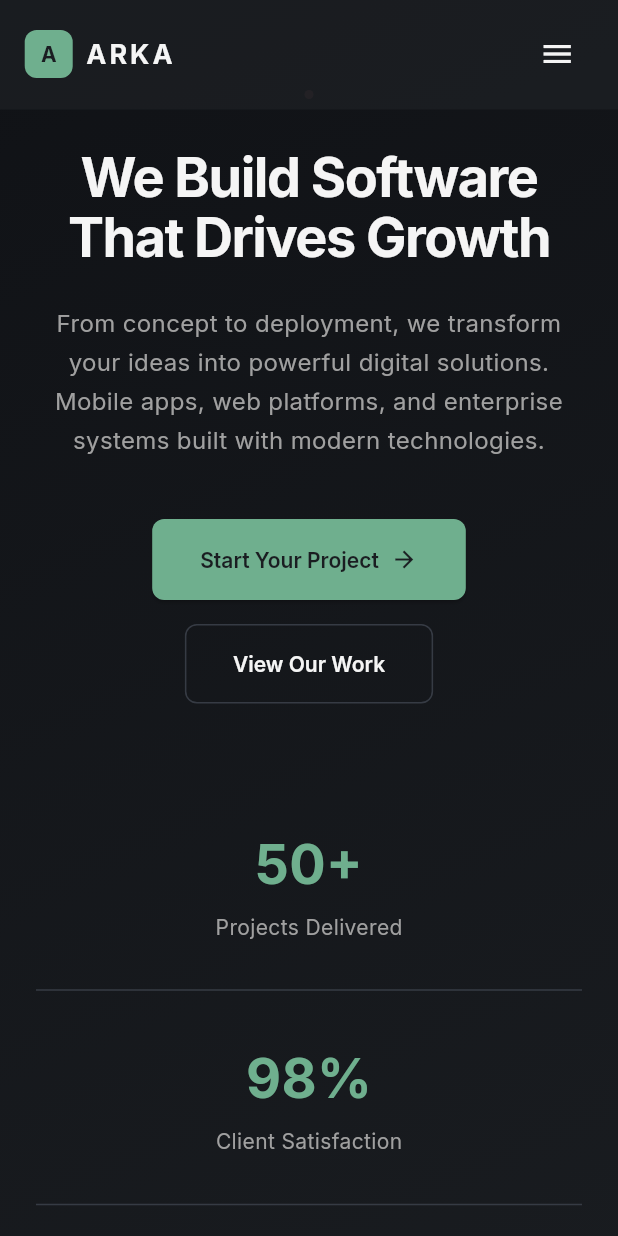
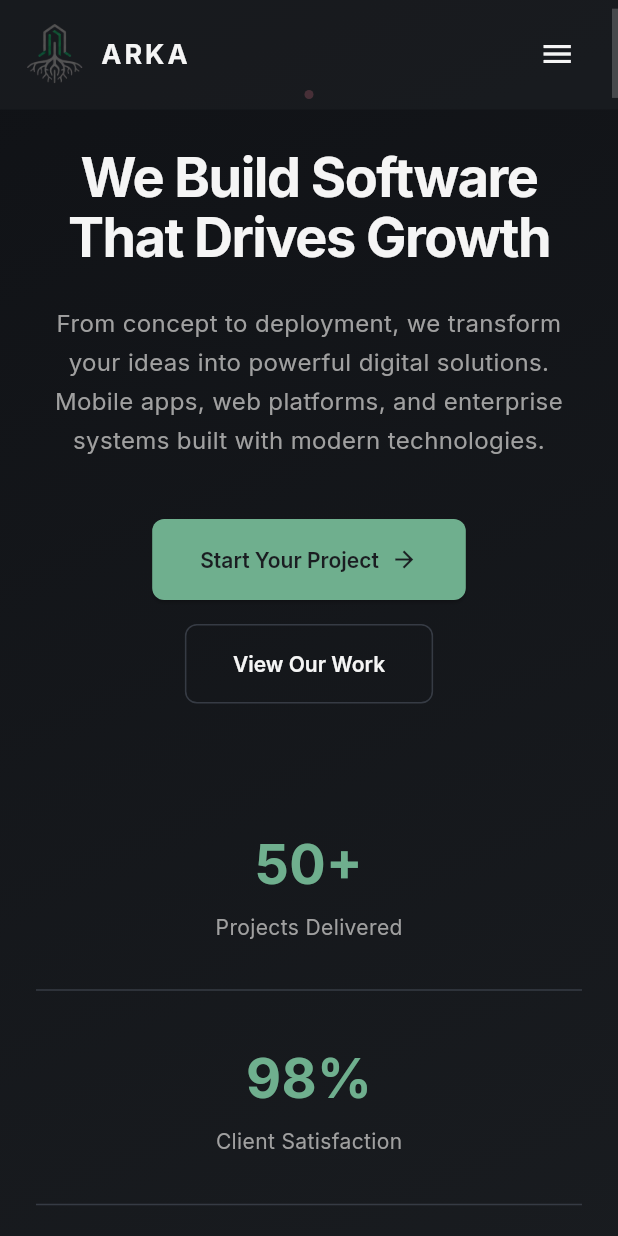
Before and after one commit to ggmf654/Arka_Website_v1.2, a Flutter app: the screen it shows after launch, after a tap on the "menu" icon, after a tap on "Home", on a phone screen of 412 x 824 dp. Run offline on Flutter 3.47's test engine with Material 3 defaults, Android fonts, the phone set to English and light mode, and no system bars; our stand-ins replace google_fonts, visibility_detector.

Commit message:
Logo and email changes

```diff
--- /dev/null
+++ b/flutter_arka/lib/constants/assets.dart
@@ -0,0 +1,3 @@
+class AppImages{
+  static String logo = 'assets/logo.png';
+}
--- a/flutter_arka/lib/pages/home_page/home_page.dart
+++ b/flutter_arka/lib/pages/home_page/home_page.dart
@@ -73,7 +73,10 @@ class _HomePageState extends State<HomePage> {
       drawer: ArkaNavigationBar.buildDrawer(context, _scrollToSection),
       body: Stack(
         children: [
-          SingleChildScrollView(
+          Scrollbar(
+            thumbVisibility: true,
+            interactive: true,
+            child: SingleChildScrollView(
               controller: _scrollController,
               child: Column(
                 children: [
@@ -110,6 +113,7 @@ class _HomePageState extends State<HomePage> {
                 ],
               ),
             ),
+          ),
           Positioned(
             top: 0,
             left: 0,
--- a/flutter_arka/lib/pages/home_page/sections/about/visual_map.dart
+++ b/flutter_arka/lib/pages/home_page/sections/about/visual_map.dart
@@ -1,4 +1,5 @@
 import '../../../../constants/responsive_scope.dart';
+import '../../widgets/logo.dart';
 import 'tech_card.dart';
 import 'package:flutter/material.dart';
 
@@ -50,10 +51,7 @@ class VisualMap extends StatelessWidget {
           ),
           Center(
             child: Container(
-              width: 100,
-              height: 100,
               decoration: BoxDecoration(
-                color: AppTheme.primaryGreen,
                 borderRadius: BorderRadius.circular(20),
                 boxShadow: [
                   BoxShadow(
@@ -63,16 +61,7 @@ class VisualMap extends StatelessWidget {
                   ),
                 ],
               ),
-              child: const Center(
-                child: Text(
-                  'A',
-                  style: TextStyle(
-                    color: AppTheme.backgroundDark,
-                    fontSize: 48,
-                    fontWeight: FontWeight.bold,
-                  ),
-                ),
-              ),
+              child:const Logo(),
             ),
           ),
         ],
--- a/flutter_arka/lib/pages/home_page/sections/contact/contact_section_contact_info.dart
+++ b/flutter_arka/lib/pages/home_page/sections/contact/contact_section_contact_info.dart
@@ -59,7 +59,7 @@ class ContactSectionContactInfo extends StatelessWidget {
           center: center,
           icon: Icons.email_outlined,
           title: 'Email',
-          value: 'arkaswft@gmail.com',
+          value: 'arkaswft.dam@gmail.com',
         ),
         const SizedBox(height: 20),
         ContactSectionContactItem(
--- a/flutter_arka/lib/pages/home_page/sections/process/process_desktop_card.dart
+++ b/flutter_arka/lib/pages/home_page/sections/process/process_desktop_card.dart
@@ -2,29 +2,39 @@ import 'models/process_step.dart';
 import 'process_step_number.dart';
 import 'process_content.dart';
 import 'package:flutter/material.dart';
-
 import '../../../../theme/app_theme.dart';
 
 class ProcessDesktopCard extends StatelessWidget {
   final bool isLast;
   final bool isHovered;
   final ProcessStep step;
-  const ProcessDesktopCard({super.key, required this.isLast, required this.isHovered, required this.step});
+
+  const ProcessDesktopCard({
+    super.key,
+    required this.isLast,
+    required this.isHovered,
+    required this.step,
+  });
 
   @override
   Widget build(BuildContext context) {
-    return IntrinsicHeight(
-      child: Row(
-        crossAxisAlignment: CrossAxisAlignment.stretch,
+    return Row(
+      crossAxisAlignment: CrossAxisAlignment.start,
       children: [
         SizedBox(
           width: 80,
           child: Column(
             children: [
-                ProcessStepNumber(isHovered: isHovered, step: step,),
+              ProcessStepNumber(
+                isHovered: isHovered,
+                step: step,
+              ),
               if (!isLast)
-                  Expanded(
-                    child: Container(width: 2, color: AppTheme.borderColor),
+                Container(
+                  margin: const EdgeInsets.only(top: 8),
+                  width: 2,
+                  height: 120,
+                  color: AppTheme.borderColor,
                 ),
             ],
           ),
@@ -34,9 +44,11 @@ class ProcessDesktopCard extends StatelessWidget {
           child: AnimatedContainer(
             duration: const Duration(milliseconds: 300),
             margin: const EdgeInsets.only(bottom: 24),
-              padding: const EdgeInsets.fromLTRB(28,28,28,35),
+            padding: const EdgeInsets.fromLTRB(28, 28, 28, 35),
             decoration: BoxDecoration(
-                color: isHovered ? AppTheme.cardLighter : AppTheme.cardDark,
+              color: isHovered
+                  ? AppTheme.cardLighter
+                  : AppTheme.cardDark,
               borderRadius: BorderRadius.circular(12),
               border: Border.all(
                 color: isHovered
@@ -46,7 +58,8 @@ class ProcessDesktopCard extends StatelessWidget {
               boxShadow: isHovered
                   ? [
                 BoxShadow(
-                    color: AppTheme.primaryGreen.withOpacity(0.2),
+                  color:
+                  AppTheme.primaryGreen.withOpacity(0.2),
                   blurRadius: 20,
                   offset: const Offset(0, 8),
                 )
@@ -57,7 +70,6 @@ class ProcessDesktopCard extends StatelessWidget {
           ),
         ),
       ],
-      ),
     );
   }
 }
--- a/flutter_arka/lib/pages/home_page/sections/process/process_step_card.dart
+++ b/flutter_arka/lib/pages/home_page/sections/process/process_step_card.dart
@@ -10,7 +10,8 @@ class ProcessStepCard extends StatefulWidget {
   final bool isLast;
   final bool isMobile;
 
-  const ProcessStepCard({super.key,
+  const ProcessStepCard({
+    super.key,
     required this.step,
     required this.isLast,
     required this.isMobile,
@@ -20,8 +21,7 @@ class ProcessStepCard extends StatefulWidget {
   State<ProcessStepCard> createState() => _ProcessStepCardState();
 }
 
-class _ProcessStepCardState extends State<ProcessStepCard>
-    with SingleTickerProviderStateMixin {
+class _ProcessStepCardState extends State<ProcessStepCard> {
   bool _isHovered = false;
 
   @override
@@ -29,7 +29,7 @@ class _ProcessStepCardState extends State<ProcessStepCard>
     return VisibilityDetector(
       key: Key(widget.step.number),
       onVisibilityChanged: (info) {
-        if (info.visibleFraction > 0.5) {
+        if (info.visibleFraction > 0.5 && !_isHovered) {
           setState(() => _isHovered = true);
         } else if (info.visibleFraction < 0.5 && _isHovered) {
           setState(() => _isHovered = false);
@@ -41,16 +41,21 @@ class _ProcessStepCardState extends State<ProcessStepCard>
         transform: _isHovered
             ? Matrix4.translationValues(0, -4, 0)
             : Matrix4.identity(),
-
         child: Opacity(
           opacity: _isHovered ? 1 : 0.85,
           child: widget.isMobile
-              ? ProcessMobileCard(isLast: widget.isLast, isHovered: _isHovered, step: widget.step,)
-              : ProcessDesktopCard(isLast: widget.isLast, isHovered: _isHovered, step: widget.step,),
+              ? ProcessMobileCard(
+            isLast: widget.isLast,
+            isHovered: _isHovered,
+            step: widget.step,
+          )
+              : ProcessDesktopCard(
+            isLast: widget.isLast,
+            isHovered: _isHovered,
+            step: widget.step,
+          ),
         ),
       ),
     );
   }
-
-
 }
--- a/flutter_arka/lib/pages/home_page/widgets/footer_desktop.dart
+++ b/flutter_arka/lib/pages/home_page/widgets/footer_desktop.dart
@@ -59,8 +59,8 @@ class FooterDesktop extends StatelessWidget {
           child: LinkColumn(
             title: 'Contact',
             links: [
-              'arkaswft@gmail.com',
-              '+963 997265638',
+              'arkaswft.dam@gmail.com',
+              '+963 997 265 638',
               'Damascus, Syria',
             ],
           ),
--- a/flutter_arka/lib/pages/home_page/widgets/footer_mobile.dart
+++ b/flutter_arka/lib/pages/home_page/widgets/footer_mobile.dart
@@ -52,7 +52,7 @@ class FooterMobile extends StatelessWidget {
               child: LinkColumn(
                 title: 'Contact',
                 links: [
-                  'arkaswft@gmail.com',
+                  'arkaswft.dam@gmail.com',
                   '+963 997265638',
                   'Damascus, Syria',
                 ],
--- a/flutter_arka/lib/pages/home_page/widgets/footer_tablet.dart
+++ b/flutter_arka/lib/pages/home_page/widgets/footer_tablet.dart
@@ -55,7 +55,7 @@ class FooterTablet extends StatelessWidget {
               child: LinkColumn(
                 title: 'Contact',
                 links: [
-                  'arkaswft@gmail.com',
+                  'arkaswft.dam@gmail.com',
                   '+963 997265638',
                   'Damascus, Syria',
                 ],
--- a/flutter_arka/lib/pages/home_page/widgets/logo.dart
+++ b/flutter_arka/lib/pages/home_page/widgets/logo.dart
@@ -1,5 +1,6 @@
 import 'package:flutter/material.dart';
 
+import '../../../constants/assets.dart';
 import '../../../theme/app_theme.dart';
 
 class Logo extends StatelessWidget {
@@ -11,23 +12,18 @@ class Logo extends StatelessWidget {
       mainAxisSize: MainAxisSize.min,
       children: [
         Container(
-          width: 32,
-          height: 32,
-          decoration: BoxDecoration(
-            color: AppTheme.primaryGreen,
-            borderRadius: BorderRadius.circular(6),
-          ),
-          child: const Center(
-            child: Text(
-              'A',
-              style: TextStyle(
-                color: AppTheme.backgroundDark,
-                fontSize: 18,
-                fontWeight: FontWeight.bold,
+            width: 40,
+            height: 40,
+            decoration: BoxDecoration(
+              borderRadius: BorderRadius.circular(6),
+            ),
+            child: Center(
+              child: Image.asset(
+                AppImages.logo,
+                fit: BoxFit.contain,
+
               ),
-            ),
-          ),
-        ),
+            )),
         const SizedBox(width: 10),
         const Text(
           'ARKA',
--- a/flutter_arka/lib/pages/home_page/widgets/navigation_bar.dart
+++ b/flutter_arka/lib/pages/home_page/widgets/navigation_bar.dart
@@ -1,3 +1,4 @@
+import 'package:arka_website/pages/home_page/widgets/logo.dart';
 import 'package:flutter/material.dart';
 import '../../../constants/responsive_scope.dart';
 import '../../../theme/app_theme.dart';
@@ -81,7 +82,7 @@ class _ArkaNavigationBarState extends State<ArkaNavigationBar> {
             ? 0.04
             : data.isTablet
             ? 0.05
-            : 0.08);
+            : 0.06);
 
     return AnimatedContainer(
       duration: const Duration(milliseconds: 200),
@@ -90,7 +91,7 @@ class _ArkaNavigationBarState extends State<ArkaNavigationBar> {
         vertical: data.isMobile ? 12 : 16,
       ),
       decoration: BoxDecoration(
-        color: AppTheme.backgroundDark.withOpacity(0.95),
+        color: AppTheme.backgroundDark.withOpacity(0.75),
         border: Border(
           bottom: BorderSide(
             color: _isScrolled ? AppTheme.borderColor : Colors.transparent,
@@ -102,7 +103,7 @@ class _ArkaNavigationBarState extends State<ArkaNavigationBar> {
           ? Row(
         mainAxisAlignment: MainAxisAlignment.spaceBetween,
         children: [
-          _buildLogo(data, center: false),
+          const Logo(),
           Builder(
             builder: (context) => IconButton(
               icon: const Icon(Icons.menu, color: AppTheme.textPrimary),
@@ -115,7 +116,7 @@ class _ArkaNavigationBarState extends State<ArkaNavigationBar> {
           ? Column(
         mainAxisSize: MainAxisSize.min,
         children: [
-          _buildLogo(data, center: true),
+          const Logo(),
           const SizedBox(height: 16),
           _buildDesktopNav(data, isCentered: true),
         ],
@@ -123,57 +124,13 @@ class _ArkaNavigationBarState extends State<ArkaNavigationBar> {
           : Row(
         mainAxisAlignment: MainAxisAlignment.spaceBetween,
         children: [
-          _buildLogo(data, center: false),
+         const Logo(),
           _buildDesktopNav(data, isCentered: false),
         ],
       ),
     );
   }
 
-  Widget _buildLogo(ResponsiveData data, {required bool center}) {
-    final logoSize = data.isMobile ? 32.0 : 40.0;
-    final spacing = data.isMobile ? 8.0 : 12.0;
-    final fontSize = data.isMobile ? 18.0 : 22.0;
-
-    final logoRow = Row(
-      mainAxisSize: MainAxisSize.min,
-      children: [
-        Container(
-          width: logoSize,
-          height: logoSize,
-          decoration: BoxDecoration(
-            color: AppTheme.primaryGreen,
-            borderRadius: BorderRadius.circular(8),
-          ),
-          child: const Center(
-            child: Text(
-              'A',
-              style: TextStyle(
-                color: AppTheme.backgroundDark,
-                fontWeight: FontWeight.bold,
-              ),
-            ),
-          ),
-        ),
-        SizedBox(width: spacing),
-        Text(
-          'ARKA',
-          style: TextStyle(
-            color: AppTheme.textPrimary,
-            fontSize: fontSize,
-            fontWeight: FontWeight.w700,
-            letterSpacing: 2,
-          ),
-        ),
-      ],
-    );
-
-    if (center) {
-      return Center(child: logoRow);
-    } else {
-      return logoRow;
-    }
-  }
 
   Widget _buildDesktopNav(ResponsiveData data, {required bool isCentered}) {
     final fontSize = data.isTablet ? 13.0 : 14.0;
```
Also changed, not shown: flutter_arka/pubspec.yaml (+6 -1 lines), flutter_arka/assets/logo.png (added), flutter_arka/pubspec.lock. Lines whose indentation alone changed are shown as unchanged.
